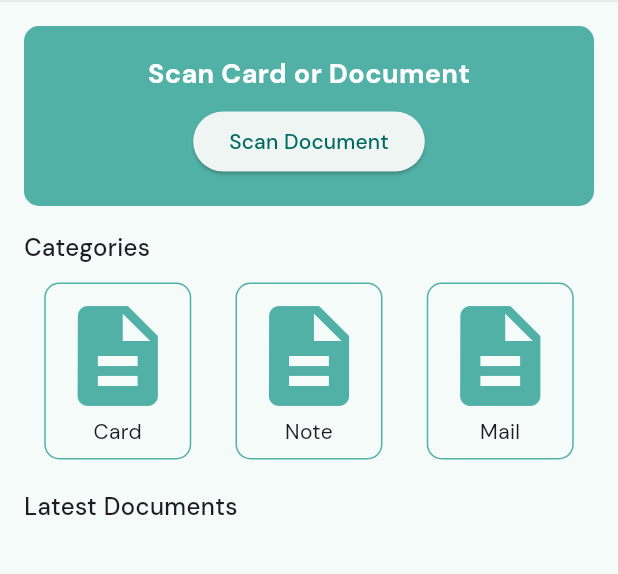
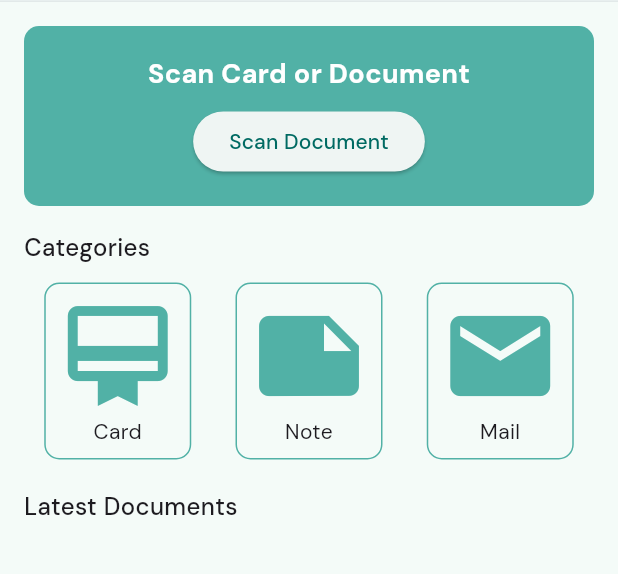
Before and after one commit to IlyasBriliantara/ScannertoPDF, a Flutter app: the screen it shows after launch, on a phone screen of 412 x 824 dp, the part 82-656 px from its top. Run offline on Flutter 3.47's test engine with Material 3 defaults, Android fonts, the phone set to English and light mode, and no system bars; our stand-ins replace google_fonts, pdf, permission_handler, share_plus, shared_preferences, sqflite; missing offline and left inert: google_mlkit_document_scanner; accounts and stored records are empty.

Commit message:
11th commit

```diff
--- a/lib/pages/category_button.dart
+++ b/lib/pages/category_button.dart
@@ -1,5 +1,4 @@
 import 'package:flutter/material.dart';
-
 import '../core/colors.dart';
 
 class CategoryButton extends StatelessWidget {
@@ -13,6 +12,19 @@ class CategoryButton extends StatelessWidget {
     required this.label,
     required this.onPressed,
   });
+
+  IconData _getIconForLabel(String label) {
+    switch (label.toLowerCase()) {
+      case 'card':
+        return Icons.card_membership;
+      case 'note':
+        return Icons.note;
+      case 'mail':
+        return Icons.mail;
+      default:
+        return Icons.help_outline; // Ikon default jika label tidak cocok
+    }
+  }
 
   @override
   Widget build(BuildContext context) {
@@ -31,8 +43,8 @@ class CategoryButton extends StatelessWidget {
           padding: const EdgeInsets.all(8.0),
           child: Column(
             children: [
-              const Icon(
-                Icons.description,
+              Icon(
+                _getIconForLabel(label),
                 size: 80.0,
                 color: AppColors.primary,
               ),
```
